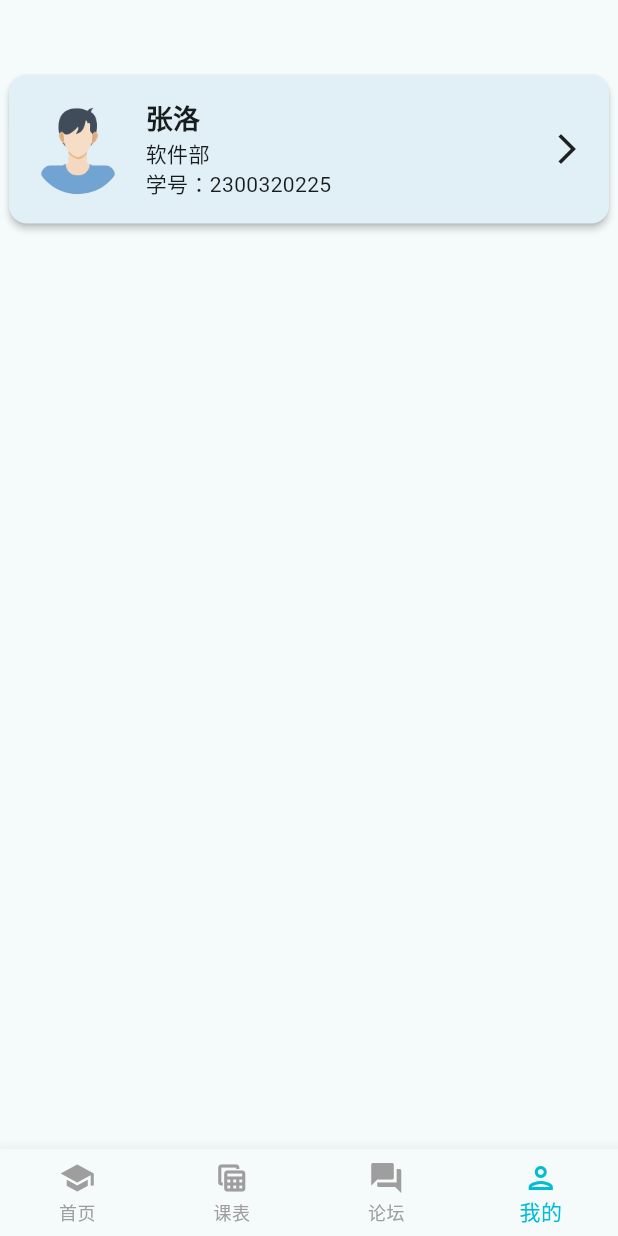
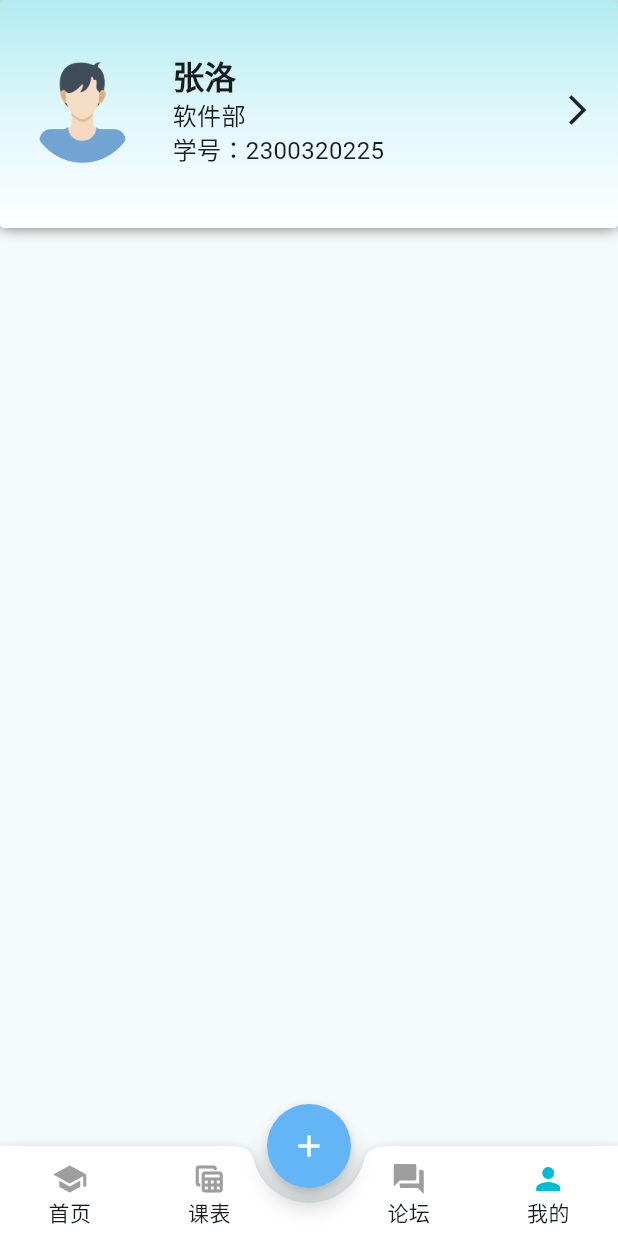
Before and after one commit to 1zhangluo1/KeXie, a Flutter app: the screen it shows after launch, swiped to page 4, on a phone screen of 412 x 824 dp. Run offline on Flutter 3.47's test engine with Material 3 defaults, Android fonts, the light colour scheme and no system bars; our stand-ins replace get.

Commit message:
:sparkles: feat: 做了一个中间有悬浮按钮的导航栏，按下按钮能从下面弹出一个功能选择菜单框

```diff
--- a/lib/ui/profilepage.dart
+++ b/lib/ui/profilepage.dart
@@ -1,5 +1,3 @@
-import 'dart:ui';
-import 'package:flutter/cupertino.dart';
 import 'package:flutter/material.dart';
 import 'package:get/get.dart';
 import 'package:kexie_app/gen/assets.gen.dart';
@@ -10,17 +8,35 @@ class Profile extends StatelessWidget {
 
   @override
   Widget build(BuildContext context) {
-    return Column(
+    return Scaffold(
+      appBar: AppBar(
+        toolbarHeight: 0,
+        backgroundColor: Colors.cyan.shade100,
+      ),
+      body: Column(
         children: [
-        const Padding(padding: EdgeInsets.all(25)),
-        Card(
-          margin: EdgeInsets.symmetric(horizontal: 6),
-          surfaceTintColor: Colors.blue,
-          elevation: 2,
+          DecoratedBox(
+            decoration: BoxDecoration(
+                gradient: LinearGradient(
+                    begin: Alignment.topCenter,
+                    end: Alignment.bottomCenter,
+                    colors: [
+
+                      Colors.cyan.shade100,
+                      Colors.cyan.shade50,
+                      Colors.white,
+                    ]), //背景渐变
+                borderRadius: BorderRadius.circular(3),
+                boxShadow: const [
+                  //阴影
+                  BoxShadow(
+                      color: Colors.black54,
+                      blurRadius: 8.0)
+                ]),
             child: Column(
               children: [
                 Padding(
-                padding: const EdgeInsets.all(16.0),
+                  padding: const EdgeInsets.fromLTRB(20, 35, 15, 40),
                   child: Row(
                     crossAxisAlignment: CrossAxisAlignment.center,
                     children: [
@@ -31,11 +47,11 @@ class Profile extends StatelessWidget {
                               image: AssetImage(
                                   Assets.image.loginfailHeadimage.path),
                               fit: BoxFit.contain,
-                            width: 60,
-                            height: 60,
+                              width: 70,
+                              height: 70,
                             ))),
                       const SizedBox(
-                      width: 15,
+                        width: 25,
                       ),
                       const Column(
                         mainAxisAlignment: MainAxisAlignment.spaceAround,
@@ -44,21 +60,15 @@ class Profile extends StatelessWidget {
                           Text(
                             '张洛',
                             style: TextStyle(
-                            fontSize: 18,
-                            fontWeight: FontWeight.bold
-                          ),
+                                fontSize: 21, fontWeight: FontWeight.bold),
                           ),
                           Text(
                             '软件部',
-                          style: TextStyle(
-                            fontSize: 14
-                          ),
+                            style: TextStyle(fontSize: 16),
                           ),
                           Text(
                             '学号：' '2300320225',
-                          style: TextStyle(
-                              fontSize: 14
-                          ),
+                            style: TextStyle(fontSize: 16),
                           )
                         ],
                       ),
@@ -73,6 +83,7 @@ class Profile extends StatelessWidget {
             ),
           )
         ],
+      ),
     );
   }
 }
--- a/lib/widgets/MainStruct.dart
+++ b/lib/widgets/MainStruct.dart
@@ -1,5 +1,8 @@
+import 'package:flutter/cupertino.dart';
 import 'package:flutter/material.dart';
 import 'package:get/get.dart';
+import 'package:get/get_rx/get_rx.dart';
+import 'package:get/state_manager.dart';
 import 'package:kexie_app/ui/homepage.dart';
 import 'package:kexie_app/ui/login.dart';
 import 'package:kexie_app/ui/profilepage.dart';
@@ -14,12 +17,27 @@ class MainStruct extends StatefulWidget {
 class _MainStructState extends State<MainStruct> {
   int pageId = 0;
   final PageController _controller = PageController();
+  RxInt angle = 90.obs;
+  RxBool floatButtonIsSelected = false.obs;
+  RxDouble bottomToolbarHeight = 0.0.obs;
+  RxList<ElevatedButton> bottomBarFunctions = [ElevatedButton(onPressed: (){}, child: Text(''))].obs;
 
   @override
   Widget build(BuildContext context) {
     return Scaffold(
       backgroundColor: Theme.of(context).scaffoldBackgroundColor,
-      body: PageView(
+      body: GestureDetector(
+        onTap: () {
+          if (floatButtonIsSelected.value) {
+            angle.value = 0;
+            bottomToolbarHeight.value = 0;
+            bottomBarFunctions.clear();
+            floatButtonIsSelected.value = !floatButtonIsSelected.value;
+          } else if (!floatButtonIsSelected.value) {}
+        },
+        child: Obx(
+            () => Stack(children: [
+            PageView(
               onPageChanged: (index) {
                 setState(() {
                   pageId = index;
@@ -37,40 +55,116 @@ class _MainStructState extends State<MainStruct> {
                 Profile(),
               ],
             ),
-      bottomNavigationBar: BottomNavigationBar(
-        items: const [
-          BottomNavigationBarItem(
-            icon: Icon(Icons.school),
-            label: "首页",
-            tooltip: "首页",
+            Positioned(
+              bottom: 0,
+              child: AnimatedContainer(
+                duration: Duration(milliseconds: 300),
+                color: Colors.green,
+                height: bottomToolbarHeight.value,
+                width: MediaQuery.of(context).size.width,
+                child: Wrap(
+                  children: bottomBarFunctions,
                 ),
-          BottomNavigationBarItem(
-            icon: Icon(Icons.table_view),
-            label: "课表",
-            tooltip: "课表",
               ),
-          BottomNavigationBarItem(
-            icon: Icon(Icons.forum),
-            label: "论坛",
-            tooltip: "论坛",
+            )
+          ]),
         ),
-          BottomNavigationBarItem(
-            icon: Icon(Icons.person_outlined),
-            label: "我的",
-            tooltip: "主页",
       ),
+      floatingActionButton: Obx(
+        () => FloatingActionButton(
+          shape: const CircleBorder(),
+          backgroundColor: Colors.blue[300],
+          child: AnimatedRotation(
+              turns: angle.value / 360,
+              duration: const Duration(milliseconds: 300),
+              child: const Icon(
+                Icons.add,
+                color: Colors.white,
+              )),
+          onPressed: () {
+            if (floatButtonIsSelected.value) {
+              angle.value = 0;
+              bottomToolbarHeight.value = 0;
+              bottomBarFunctions.clear();
+            } else {
+              angle.value += 360 * 1 + 45;
+              bottomToolbarHeight.value = MediaQuery.of(context).size.height / 6.5;
+              bottomBarFunctions.value.clear();
+              bottomBarFunctions.value.addAll([
+                ElevatedButton(onPressed: ()=>print(111), child: Text('1111111')),
+                ElevatedButton(onPressed: ()=>print(222), child: Text('莫')),
+                ElevatedButton(onPressed: ()=>print(333), child: Text('楚')),
+                ElevatedButton(onPressed: ()=>print(444), child: Text('楚')),
+                ElevatedButton(onPressed: ()=>print(555), child: Text('我')),
+                ElevatedButton(onPressed: ()=>print(666), child: Text('喜')),
+                ElevatedButton(onPressed: ()=>print(777), child: Text('欢')),
+                ElevatedButton(onPressed: ()=>print(888), child: Text('你')),
+              ]
+              );
+            }
+            floatButtonIsSelected.value = !floatButtonIsSelected.value;
+          },
+        ),
+      ),
+      floatingActionButtonLocation: FloatingActionButtonLocation.centerDocked,
+      bottomNavigationBar: bottomBar(),
+    );
+  }
+
+  Widget bottomBar() {
+    return BottomAppBar(
+      shape: const CircularNotchedRectangle(),
+      notchMargin: 10.0,
+      shadowColor: Colors.black,
+      color: Colors.white,
+      surfaceTintColor: Colors.white,
+      elevation: 5,
+      height: 60,
+      padding: const EdgeInsets.only(top: 10),
+      child: Row(
+        mainAxisSize: MainAxisSize.max,
+        mainAxisAlignment: MainAxisAlignment.spaceAround,
+        children: <Widget>[
+          bottomItem(
+            0,
+            Icons.school,
+            "首页",
+          ),
+          bottomItem(1, Icons.table_view, "课表"),
+          const SizedBox(
+            width: 40,
+          ),
+          bottomItem(2, Icons.forum, "论坛"),
+          bottomItem(3, Icons.person, "我的"),
         ],
-        onTap: (index) {
+      ),
+    );
+  }
+
+  Widget bottomItem(int index, IconData? icon, String title,
+      {Color? color = Colors.grey}) {
+    return Expanded(
+      flex: 1,
+      child: InkWell(
+        splashColor: Colors.transparent,
+        onTap: () {
+          setState(() {
+            pageId = index;
             _controller.animateToPage(index,
                 duration: const Duration(
                     days: 0, hours: 0, minutes: 0, milliseconds: 250),
                 curve: Curves.linear);
+          });
         },
-        currentIndex: pageId,
-        selectedItemColor: Colors.cyan,
-        unselectedItemColor: Colors.grey,
-        showUnselectedLabels: true,
-        type: BottomNavigationBarType.fixed,
+        child: Column(
+          children: [
+            Icon(
+              icon,
+              color: pageId == index ? Colors.cyan : color,
+            ),
+            Text(title),
+          ],
+        ),
       ),
     );
   }
```
Lines whose indentation alone changed are shown as unchanged.
